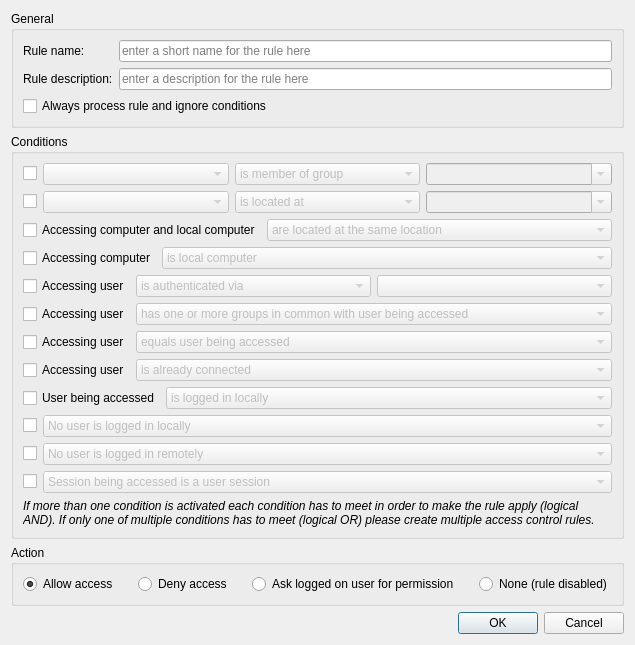
Above: configurator/src/AccessControlRuleEditDialog.ui from veyon/veyon before the change. Below: the same form after it.
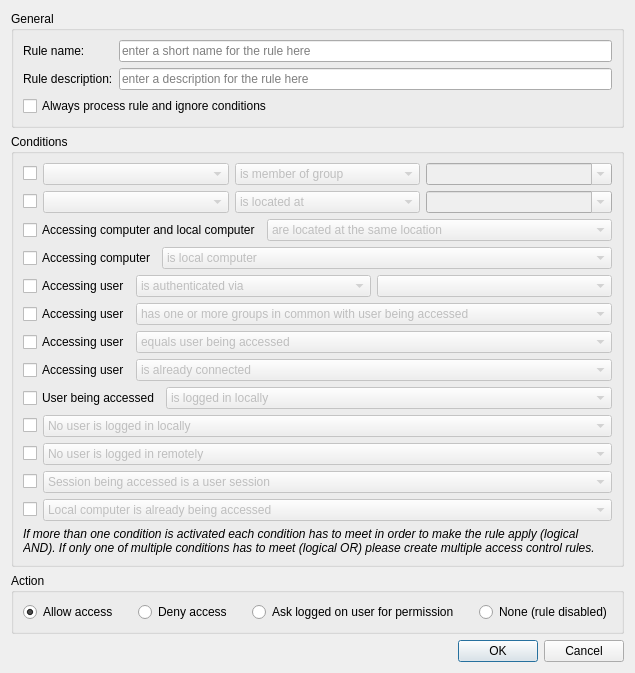
That is the form after the change.

Commit message: AccessControlRuleEditDialog: add support for condition ComputerAlreadyBeingAccessed

The edit to the form file:
```diff
--- a/configurator/src/AccessControlRuleEditDialog.ui
+++ b/configurator/src/AccessControlRuleEditDialog.ui
@@ -445,6 +445,30 @@
         </item>
        </layout>
       </item>
+      <item>
+       <layout class="QHBoxLayout" name="horizontalLayout_14" stretch="0,1">
+        <item>
+         <widget class="QCheckBox" name="computerAlreadyBeingAccessed"/>
+        </item>
+        <item>
+         <widget class="QComboBox" name="invertComputerAlreadyBeingAccessed">
+          <property name="enabled">
+           <bool>false</bool>
+          </property>
+          <item>
+           <property name="text">
+            <string>Local computer is already being accessed</string>
+           </property>
+          </item>
+          <item>
+           <property name="text">
+            <string>Local computer is not yet being accessed</string>
+           </property>
+          </item>
+         </widget>
+        </item>
+       </layout>
+      </item>
       <item>
        <widget class="QLabel" name="label">
         <property name="font">
```
Left out of the diff: 16 changed lines with no effect on the pictures. The commit also changes 2 other files.
